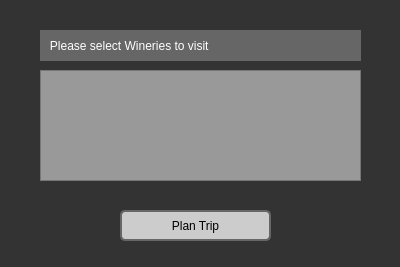
The window that plancustomtrip.ui (tyler949/CS1D-FirstPorject) describes before a commit, drawn with Qt 5.
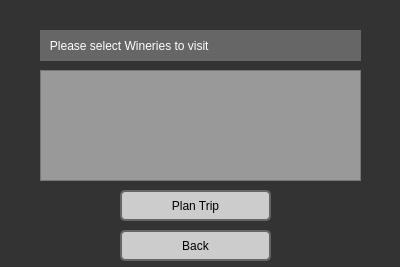
The same window after the commit.

```diff
--- a/plancustomtrip.ui
+++ b/plancustomtrip.ui
@@ -62,7 +62,7 @@
    <property name="geometry">
     <rect>
      <x>120</x>
-     <y>210</y>
+     <y>190</y>
      <width>151</width>
      <height>31</height>
     </rect>
@@ -94,6 +94,19 @@
     <string/>
    </property>
   </widget>
+  <widget class="QPushButton" name="back">
+   <property name="geometry">
+    <rect>
+     <x>120</x>
+     <y>230</y>
+     <width>151</width>
+     <height>31</height>
+    </rect>
+   </property>
+   <property name="text">
+    <string>Back</string>
+   </property>
+  </widget>
  </widget>
  <resources/>
  <connections/>
```
